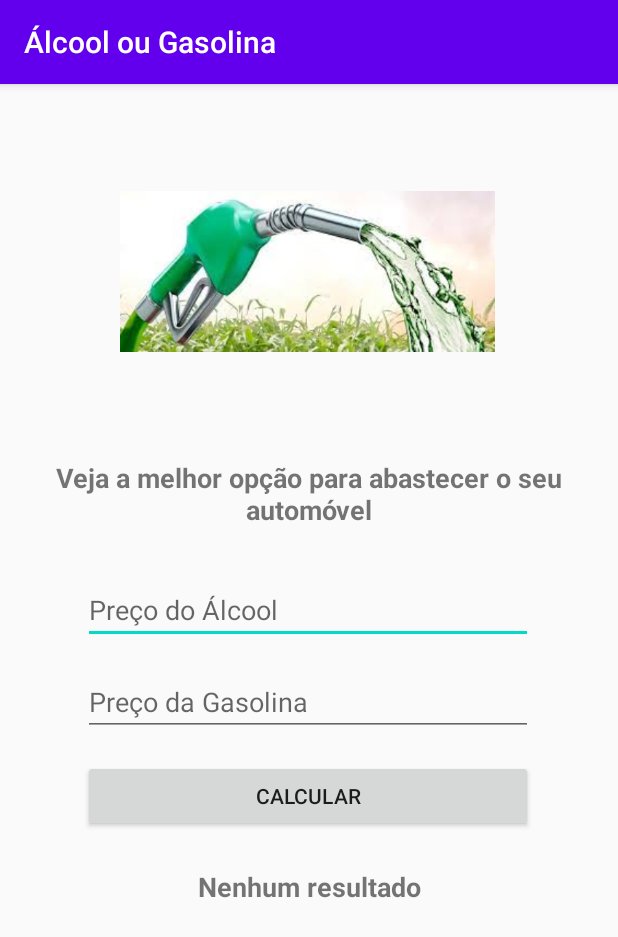
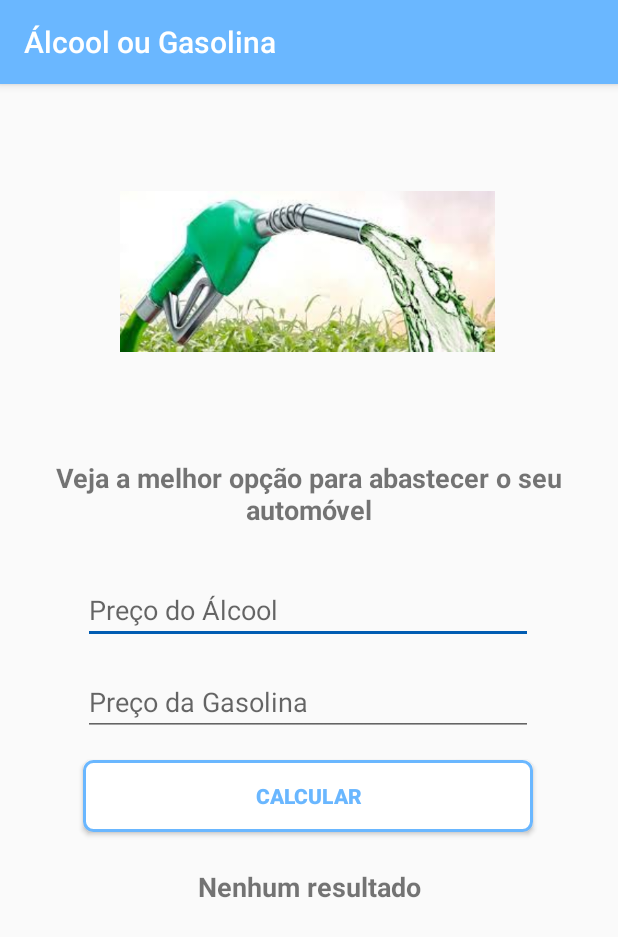
Before and after one commit to phmb2/alcohol-gasoline, an Android app: the screen it shows after launch (MainActivity), on a phone screen of 412 x 824 dp. Shown: the top 937 px of the screen. Run offline under Robolectric (Android 15) with nearby library versions, the phone set to English and light mode, and no system bars.

Commit message:
Added custom_button file

```diff
--- /dev/null
+++ b/app/src/main/res/drawable/custom_button.xml
@@ -0,0 +1,16 @@
+<?xml version="1.0" encoding="utf-8"?>
+<shape xmlns:android="http://schemas.android.com/apk/res/android"
+    android:shape="rectangle" >
+    <corners
+        android:radius="6dp"
+        />
+
+    <solid
+        android:color="@android:color/white"
+        />
+
+    <stroke
+        android:width="2dp"
+        android:color="@color/colorPrimary"
+        />
+</shape>
--- a/app/src/main/res/layout/activity_main.xml
+++ b/app/src/main/res/layout/activity_main.xml
@@ -61,6 +61,9 @@
         android:layout_height="wrap_content"
         android:layout_marginTop="16dp"
         android:text="@string/calculate_button"
+        android:textStyle="bold"
+        android:textColor="@color/colorPrimary"
+        android:background="@drawable/custom_button"
         app:layout_constraintEnd_toEndOf="parent"
         app:layout_constraintHorizontal_bias="0.495"
         app:layout_constraintStart_toStartOf="parent"
@@ -78,4 +81,5 @@
         app:layout_constraintEnd_toEndOf="parent"
         app:layout_constraintStart_toStartOf="parent"
         app:layout_constraintTop_toBottomOf="@+id/button_calculate" />
+
 </androidx.constraintlayout.widget.ConstraintLayout>
--- a/app/src/main/res/values/colors.xml
+++ b/app/src/main/res/values/colors.xml
@@ -1,6 +1,6 @@
 <?xml version="1.0" encoding="utf-8"?>
 <resources>
-    <color name="colorPrimary">#6200EE</color>
-    <color name="colorPrimaryDark">#3700B3</color>
-    <color name="colorAccent">#03DAC5</color>
+    <color name="colorPrimary">#6AB7FF</color>
+    <color name="colorPrimaryDark">#1E88E5</color>
+    <color name="colorAccent">#005CB2</color>
 </resources>
```
